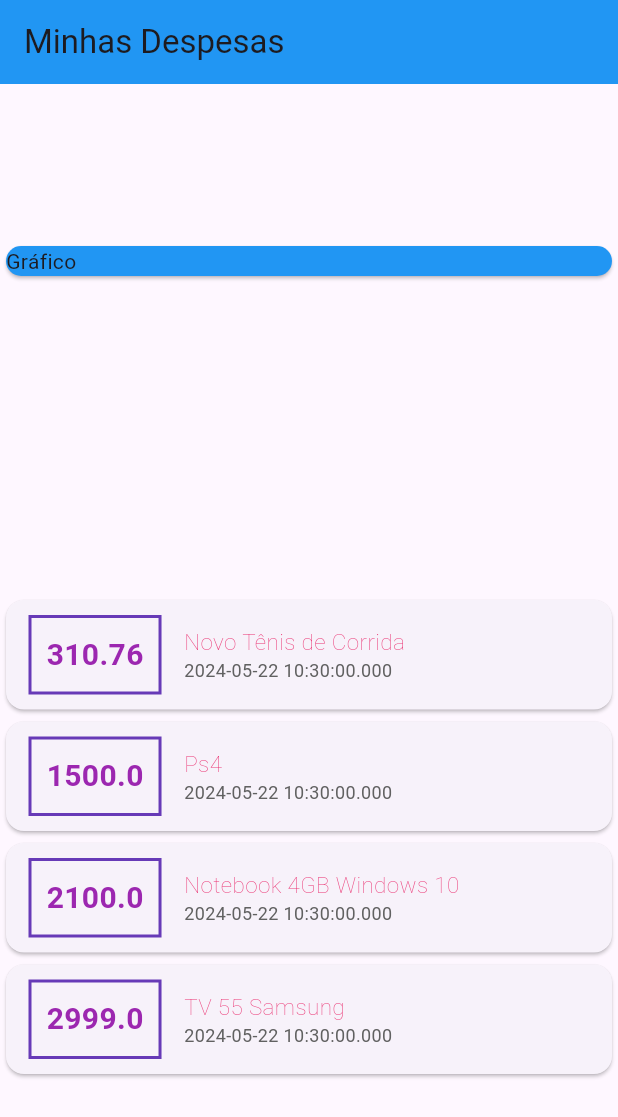
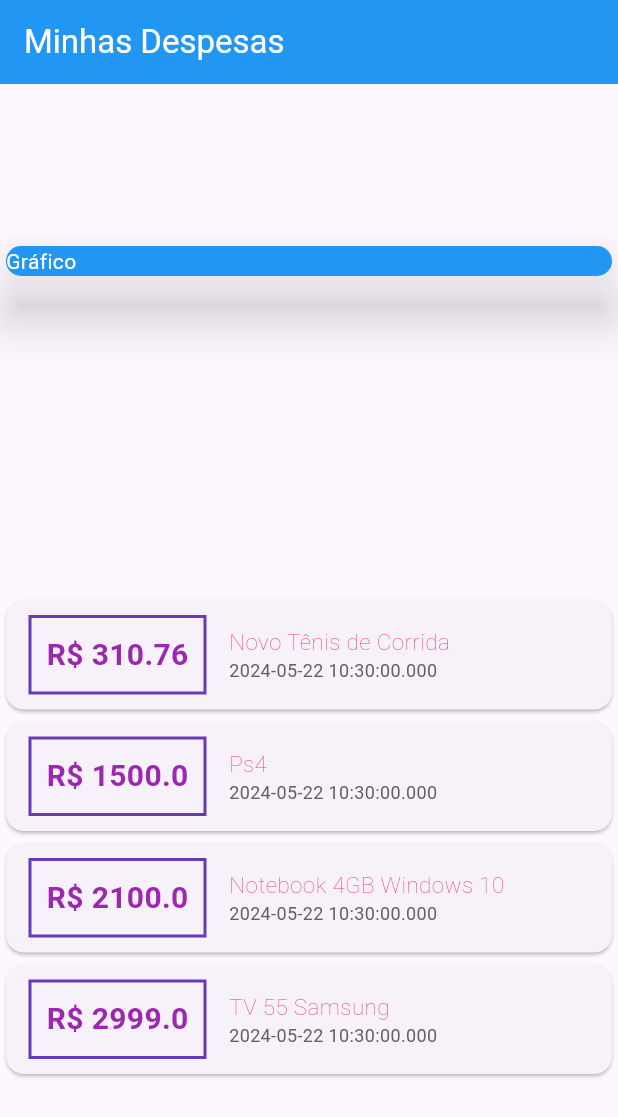
Before and after one commit to WESLEYx7/flutter_despesas, a Flutter app: the screen it shows after launch, on a phone screen of 412 x 824 dp. Shown: the top 1117 px of the screen. Run offline on Flutter 3.47's test engine with Material 3 defaults, Android fonts, the phone set to English and light mode, and no system bars.

Commit message:
alteração nos estilos do texto!

```diff
--- a/lib/main.dart
+++ b/lib/main.dart
@@ -40,15 +40,25 @@ class MyApp extends StatelessWidget {
       home: Scaffold(
         appBar: AppBar(
           backgroundColor: Colors.blue,
-          title: const Text('Minhas Despesas'),
+          title: const Text(
+            'Minhas Despesas',
+            style: TextStyle(
+              color: Colors.white
+            ),
+            ),
         ),
         body: Column(
           mainAxisAlignment: MainAxisAlignment.spaceAround,
           crossAxisAlignment: CrossAxisAlignment.stretch,
           children: <Widget>[
             const Card(
+              elevation: 15,
               color: Colors.blue,
-              child: Text('Gráfico'),
+              child: Text(
+                'Gráfico',
+                style: TextStyle(
+                  color: Colors.white
+                )),
             ),
             Column(
               children: transactions.map((tr) {
@@ -68,7 +78,7 @@ class MyApp extends StatelessWidget {
                         ),
                         padding: const EdgeInsets.all(10),
                         child: Text(
-                          tr.value.toString(),
+                          'R\$ ${tr.value}',
                           style: const TextStyle(
                             fontWeight: FontWeight.bold,
                             fontSize: 20,
```
